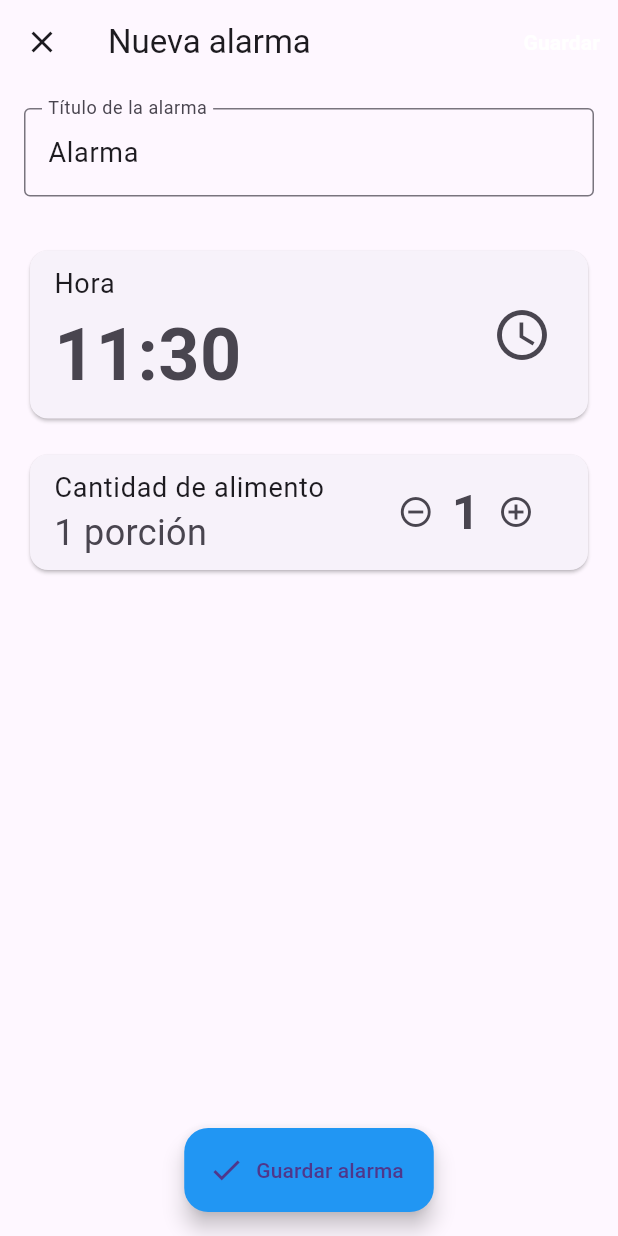
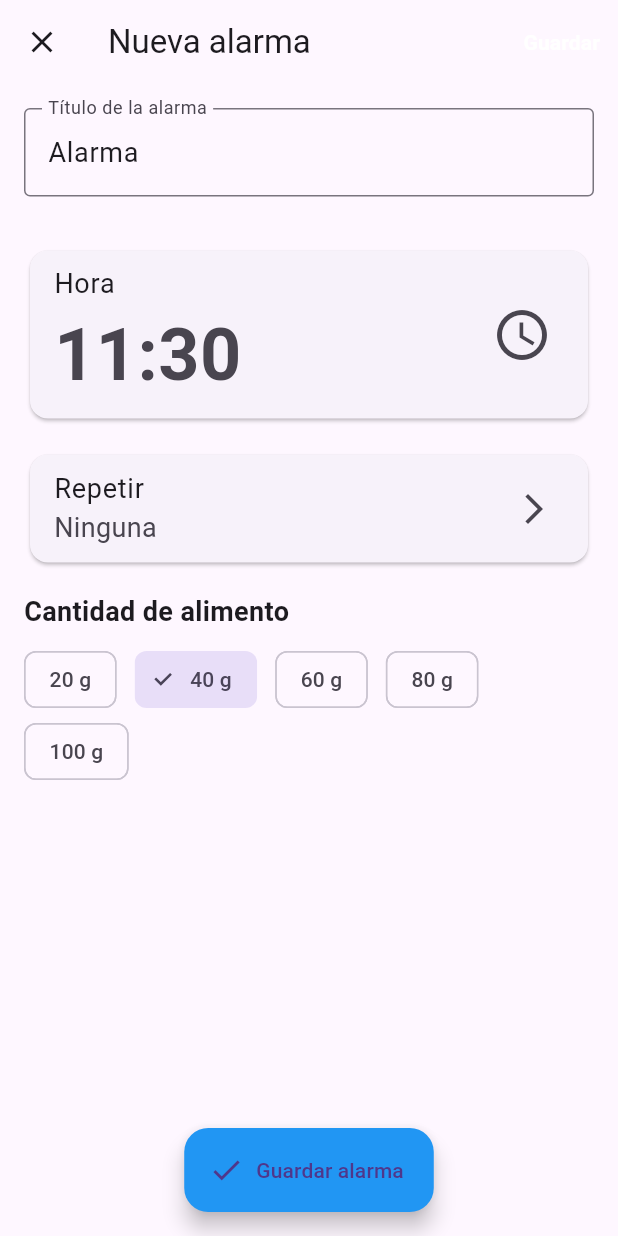
Before and after one commit to EmersonEE/Aplicacion_Aplicada_2, a Flutter app: the AlarmEditScreen screen opened directly, on a phone screen of 412 x 824 dp. Run offline on Flutter 3.47's test engine with Material 3 defaults, Android fonts, the phone set to English and light mode, and no system bars; our stand-ins replace firebase_analytics, firebase_core, firebase_database, flutter_local_notifications, permission_handler, shared_preferences and 1 more; missing offline and left inert: android_intent_plus; accounts and stored records are empty.

Commit message:
Cantidad de comida ag.

```diff
--- a/lib/main.dart
+++ b/lib/main.dart
@@ -7,6 +7,8 @@ import 'services/notification_service.dart';
 import 'screens/main_screen.dart';
 import 'providers/menu_provider.dart';  // ← Import para MenuProvider
 import 'firebase_options.dart'; // ← este archivo ya lo tienes
+import 'package:timezone/data/latest.dart' as tz;
+import 'package:timezone/timezone.dart' as tz;
 void main() async {
   WidgetsFlutterBinding.ensureInitialized();
   await NotificationService.initialize();
@@ -15,6 +17,9 @@ void main() async {
   );
   final FirebaseAnalytics analytics = FirebaseAnalytics.instance;
   await analytics.logEvent(name: "Prueba", parameters: {'timestamp': DateTime.now().toIso8601String()});
+  tz.initializeTimeZones();
+  final guatemalaLocation = tz.getLocation('America/Guatemala');
+  tz.setLocalLocation(guatemalaLocation);
   runApp(MyApp());
 }
 
--- a/lib/models/alarm.dart
+++ b/lib/models/alarm.dart
@@ -3,22 +3,25 @@ class Alarm {
   String title;
   DateTime time;
   bool isEnabled;
-  int portions;  // ← Debe estar aquí
+  int grams;
+  List<int> repeatDays;  // ← NUEVO: 0=Dom, 1=Lun, ..., 6=Sab. [] = sin repetición
 
   Alarm({
     required this.id,
     required this.title,
     required this.time,
     this.isEnabled = true,
-    this.portions = 1,
-  });
+    this.grams = 40,
+    List<int>? repeatDays,
+  }) : repeatDays = repeatDays ?? [];
 
   Map<String, dynamic> toJson() => {
         'id': id,
         'title': title,
         'time': time.millisecondsSinceEpoch,
         'isEnabled': isEnabled,
-        'portions': portions,
+        'grams': grams,
+        'repeatDays': repeatDays,
       };
 
   factory Alarm.fromJson(Map<String, dynamic> json) => Alarm(
@@ -26,6 +29,7 @@ class Alarm {
         title: json['title'] as String,
         time: DateTime.fromMillisecondsSinceEpoch(json['time'] as int),
         isEnabled: json['isEnabled'] as bool? ?? true,
-        portions: json['portions'] as int? ?? 1,
+        grams: json['grams'] as int? ?? 40,
+        repeatDays: (json['repeatDays'] as List<dynamic>?)?.cast<int>() ?? [],
       );
 }
--- a/lib/screens/alarm_edit_screen.dart
+++ b/lib/screens/alarm_edit_screen.dart
@@ -1,6 +1,7 @@
 import 'package:flutter/material.dart';
 import 'package:intl/intl.dart';
 import '../models/alarm.dart';
+import 'repeat_selection_screen.dart';
 
 class AlarmEditScreen extends StatefulWidget {
   final Alarm? existingAlarm;
@@ -19,20 +20,34 @@ class AlarmEditScreen extends StatefulWidget {
 class _AlarmEditScreenState extends State<AlarmEditScreen> {
   late TextEditingController _titleController;
   late DateTime _selectedTime;
-  late int _portions;
+  late int _grams;
+  late List<int> _repeatDays;
+
+  final List<int> gramOptions = [20, 40, 60, 80, 100];
 
   @override
   void initState() {
     super.initState();
     _titleController = TextEditingController(text: widget.existingAlarm?.title ?? 'Alarma');
     _selectedTime = widget.existingAlarm?.time ?? DateTime.now().add(Duration(hours: 1));
-    _portions = widget.existingAlarm?.portions ?? 1;
+    _grams = widget.existingAlarm?.grams ?? 40;
+    _repeatDays = widget.existingAlarm?.repeatDays ?? [];
   }
 
   @override
   void dispose() {
     _titleController.dispose();
     super.dispose();
+  }
+
+  String _repeatText() {
+    if (_repeatDays.isEmpty) return 'Ninguna';
+    if (_repeatDays.length == 7) return 'Diaria';
+    if (_repeatDays.length == 5 && !_repeatDays.contains(0) && !_repeatDays.contains(6)) return 'Lunes a viernes';
+    if (_repeatDays.length == 2 && _repeatDays.contains(0) && _repeatDays.contains(6)) return 'Fines de semana';
+
+    const dayNames = ['Dom', 'Lun', 'Mar', 'Mié', 'Jue', 'Vie', 'Sáb'];
+    return _repeatDays.map((d) => dayNames[d]).join(', ');
   }
 
   void _saveAlarm() {
@@ -44,13 +59,15 @@ class _AlarmEditScreenState extends State<AlarmEditScreen> {
             title: title,
             time: _selectedTime,
             isEnabled: widget.existingAlarm!.isEnabled,
-            portions: _portions,  // ← AQUÍ ESTABA EL ERROR: faltaba pasar _portions
+            grams: _grams,
+            repeatDays: _repeatDays,
           )
         : Alarm(
             id: DateTime.now().millisecondsSinceEpoch ~/ 1000,
             title: title,
             time: _selectedTime,
-            portions: _portions,  // ← Aquí también
+            grams: _grams,
+            repeatDays: _repeatDays,
           );
 
     widget.onSave(alarm);
@@ -72,7 +89,8 @@ class _AlarmEditScreenState extends State<AlarmEditScreen> {
           ),
         ],
       ),
-      body: Padding(
+      body: SingleChildScrollView(
+        child: Padding(
         padding: EdgeInsets.all(16),
         child: Column(
           crossAxisAlignment: CrossAxisAlignment.start,
@@ -119,31 +137,46 @@ class _AlarmEditScreenState extends State<AlarmEditScreen> {
             SizedBox(height: 16),
             Card(
               child: ListTile(
-                title: Text('Cantidad de alimento', style: TextStyle(fontSize: 18)),
-                subtitle: Text('$_portions porción${_portions == 1 ? '' : 'es'}', style: TextStyle(fontSize: 24)),
-                trailing: Row(
-                  mainAxisSize: MainAxisSize.min,
-                  children: [
-                    IconButton(
-                      icon: Icon(Icons.remove_circle_outline),
-                      onPressed: () {
-                        if (_portions > 1) setState(() => _portions--);
-                      },
+                title: Text('Repetir', style: TextStyle(fontSize: 18)),
+                subtitle: Text(_repeatText(), style: TextStyle(fontSize: 18)),
+                trailing: Icon(Icons.arrow_forward_ios),
+                onTap: () async {
+                  final result = await Navigator.push<List<int>>(
+                    context,
+                    MaterialPageRoute(
+                      builder: (context) => RepeatSelectionScreen(initialDays: _repeatDays),
                     ),
-                    Text('$_portions', style: TextStyle(fontSize: 32, fontWeight: FontWeight.bold)),
-                    IconButton(
-                      icon: Icon(Icons.add_circle_outline),
-                      onPressed: () {
-                        if (_portions < 10) setState(() => _portions++);
-                      },
-                    ),
-                  ],
-                ),
+                  );
+                  if (result != null) {
+                    setState(() {
+                      _repeatDays = result;
+                    });
+                  }
+                },
               ),
+            ),
+            SizedBox(height: 16),
+            Text('Cantidad de alimento', style: TextStyle(fontSize: 18, fontWeight: FontWeight.bold)),
+            SizedBox(height: 8),
+            Wrap(
+              spacing: 12,
+              children: gramOptions.map((grams) {
+                return ChoiceChip(
+                  label: Text('$grams g'),
+                  selected: _grams == grams,
+                  onSelected: (selected) {
+                    if (selected) {
+                      setState(() {
+                        _grams = grams;
+                      });
+                    }
+                  },
+                );
+              }).toList(),
             ),
           ],
         ),
-      ),
+      ),),
       floatingActionButton: FloatingActionButton.extended(
         onPressed: _saveAlarm,
         icon: Icon(Icons.check),
```
Also changed, not shown: lib/screens/alarm_screen.dart (+26 -26 lines), lib/screens/repeat_selection_screen.dart (+22 -12 lines).
